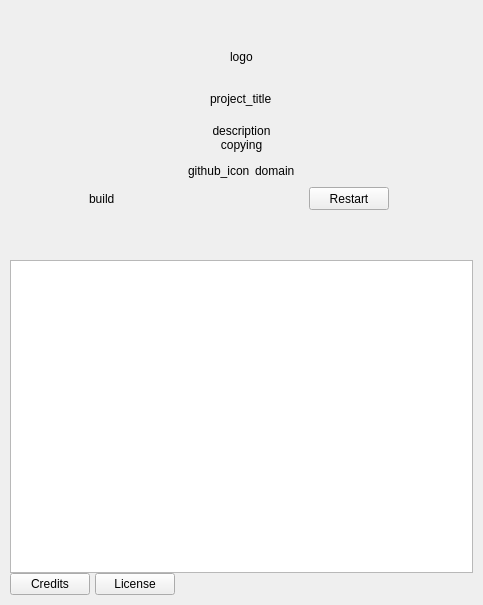
First picture: the form in src/widget_shared/aboutdialog.ui, repository billlin0904/xamp2, before the edit.
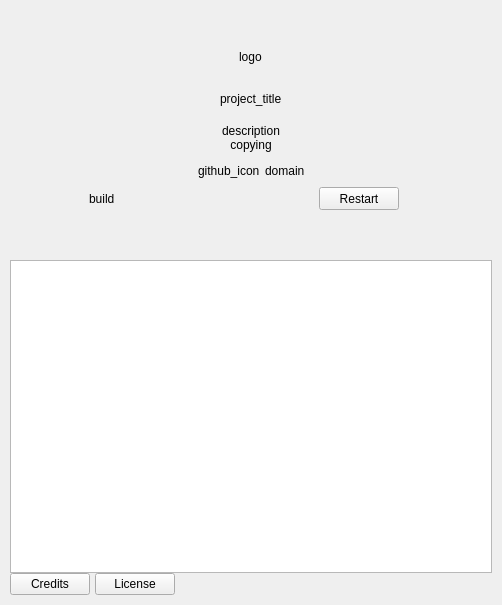
Second picture: the form after the edit. Custom widgets are drawn as their Qt base class.

The edit to the form file:
```diff
--- a/src/widget_shared/aboutdialog.ui
+++ b/src/widget_shared/aboutdialog.ui
@@ -6,7 +6,7 @@
    <rect>
     <x>0</x>
     <y>0</y>
-    <width>483</width>
+    <width>502</width>
     <height>605</height>
    </rect>
   </property>
```
Left out of the diff: 2 changed lines with no effect on the pictures.
